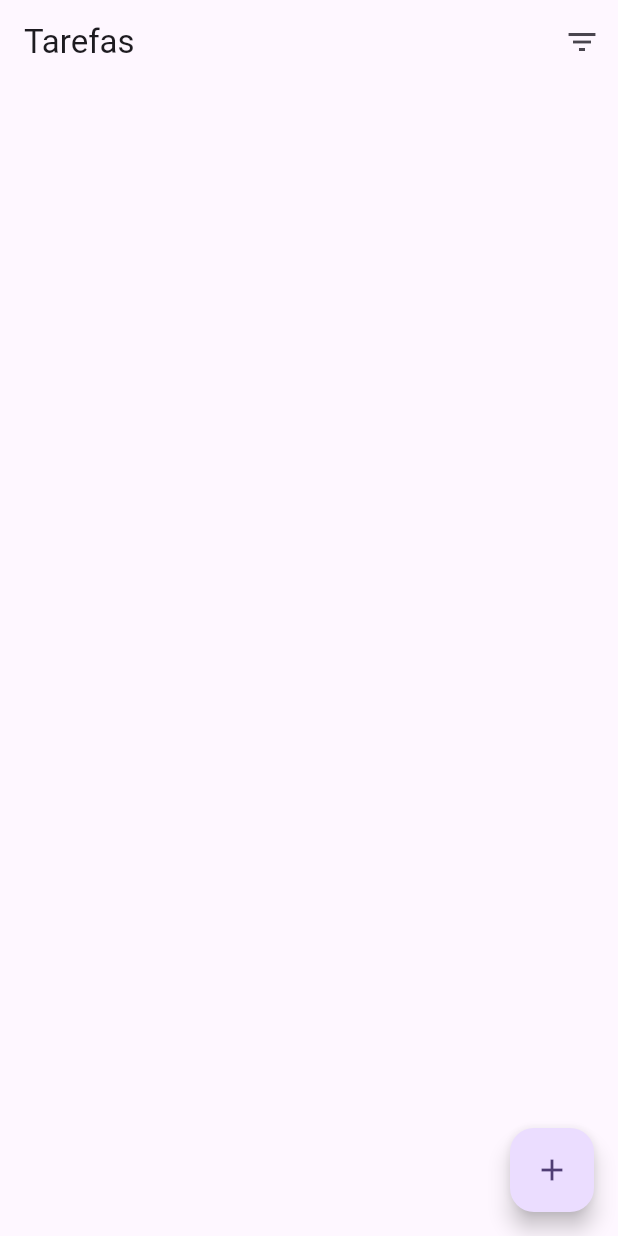
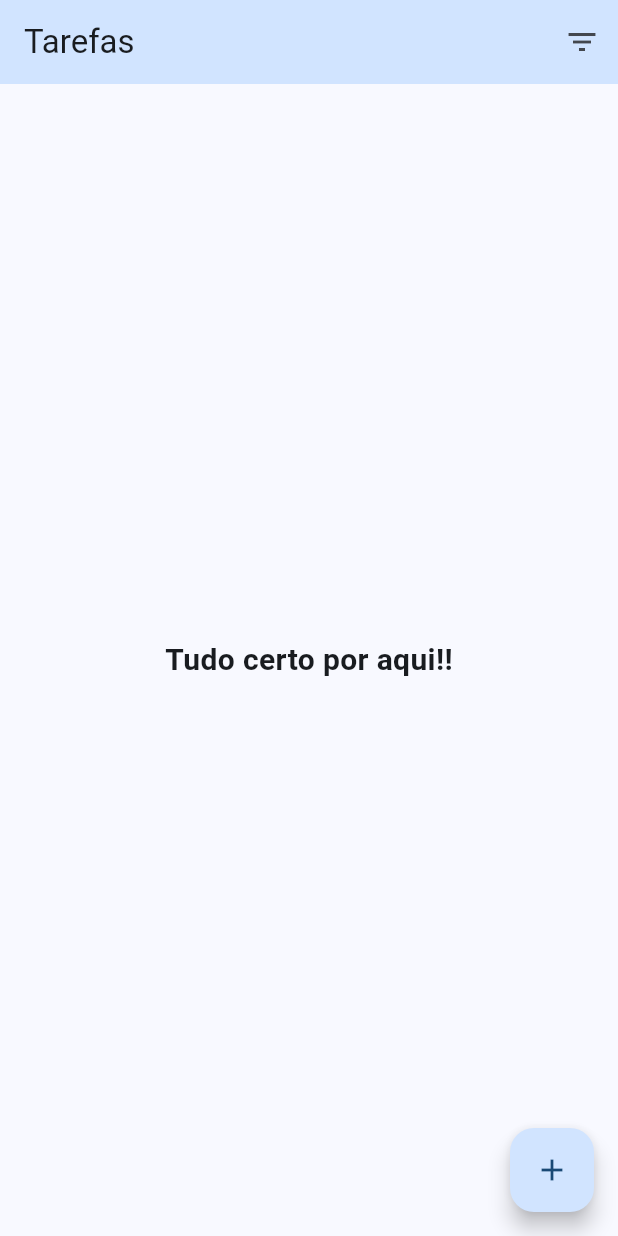
Before and after one commit to Mecanight/DAM, a Flutter app: the screen it shows after launch, on a phone screen of 412 x 824 dp. Run offline on Flutter 3.47's test engine with Material 3 defaults, Android fonts, the phone set to English and light mode, and no system bars.

Commit message:
Aula-05-03-2024

```diff
--- a/gerenciador_tarefas/lib/main.dart
+++ b/gerenciador_tarefas/lib/main.dart
@@ -13,7 +13,7 @@ class MyApp extends StatelessWidget {
       debugShowCheckedModeBanner: false,
       title: 'Gerenciador Tarefas',
       theme: ThemeData(
-        colorScheme: ColorScheme.fromSeed(seedColor: Colors.deepPurple),
+        colorScheme: ColorScheme.fromSeed(seedColor: Colors.blue),
         primaryColor: Colors.lightBlue,
         useMaterial3: true,
       ),
--- a/gerenciador_tarefas/lib/model/tarefa.dart
+++ b/gerenciador_tarefas/lib/model/tarefa.dart
@@ -9,10 +9,10 @@ class Tarefa {
   String descricao;
   DateTime? prazo;
 
-  Tarefa({ required this.id, required this.descricao, this.prazo });
+  Tarefa({required this.id, required this.descricao, this.prazo});
 
-  String get prazoFormatado{
-    if (prazo == null){
+  String get prazoFormatado {
+    if (prazo == null) {
       return '';
     }
     return DateFormat('dd/MM/yyy').format(prazo!);
--- a/gerenciador_tarefas/lib/pages/lista_page_tarefas.dart
+++ b/gerenciador_tarefas/lib/pages/lista_page_tarefas.dart
@@ -1,34 +1,50 @@
+import 'package:flutter/material.dart';
+import 'package:gerenciador_tarefas/model/tarefa.dart';
 
-import 'package:flutter/material.dart';
-
-class ListaTarefaPage extends StatefulWidget{
+class ListaTarefaPage extends StatefulWidget {
   @override
   _ListaTarefaPageState createState() => _ListaTarefaPageState();
 }
-class _ListaTarefaPageState extends State<ListaTarefaPage>{
+
+class _ListaTarefaPageState extends State<ListaTarefaPage> {
+  final _tarefas = <Tarefa>[];
 
   @override
-  Widget build(BuildContext context){
+  Widget build(BuildContext context) {
     return Scaffold(
-      appBar: _criarAppBar(),
-      body: Container(),
+      appBar: _criarAppBar(context),
+      body: _criarBody(),
       floatingActionButton: FloatingActionButton(
-        onPressed: () {},
-        child: Icon(Icons.add),
-        tooltip: 'Nova Tarefa'
-      ),
+          onPressed: () {}, child: Icon(Icons.add), tooltip: 'Nova Tarefa'),
     );
   }
 
-  AppBar _criarAppBar(){
+  AppBar _criarAppBar(BuildContext context) {
     return AppBar(
-      title: Text('Tarefas'),
-      actions: [
-        IconButton(
-            onPressed: () {},
-            icon: Icon(Icons.filter_list)
-        )
-      ]
-    );
+        backgroundColor: Theme.of(context).colorScheme.primaryContainer,
+        title: Text('Tarefas'),
+        centerTitle: false,
+        actions: [IconButton(onPressed: () {}, icon: Icon(Icons.filter_list))]);
+  }
+
+  Widget _criarBody() {
+    if (_tarefas.isEmpty) {
+      return const Center(
+        child: Text(
+          'Tudo certo por aqui!!',
+          style: TextStyle(fontSize: 20, fontWeight: FontWeight.bold),
+        ),
+      );
+    }
+    return ListView.separated(
+        itemBuilder: (BuildContext context, int index) {
+          final tarefa = _tarefas[index];
+          return ListTile(
+            title: Text('${tarefa.id} - ${tarefa.descricao}'),
+            subtitle: Text('Prazo - ${tarefa.prazoFormatado}'),
+          );
+        },
+        separatorBuilder: (BuildContext context, int index) => const Divider(),
+        itemCount: _tarefas.length);
   }
 }
```
Also changed, not shown: gerenciador_tarefas/lib/widgets/conteudo_form_dialog.dart (added, +59 -0 lines).
